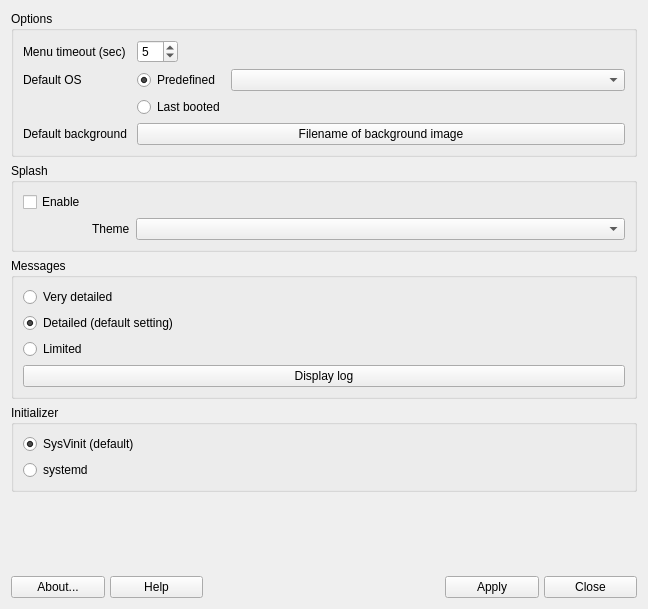
Old version of the form mainwindow.ui in the repository AdrianTM/mx-boot-options.
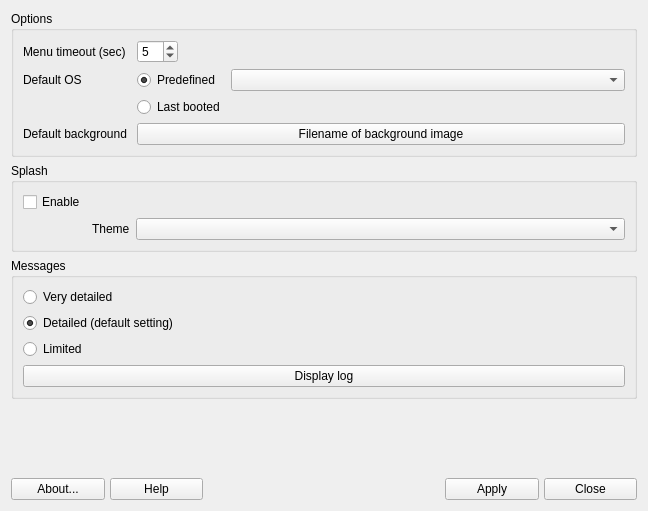
New version of the form. Icons and pictures are not drawn.

Diff of the .ui file:
```diff
--- a/mainwindow.ui
+++ b/mainwindow.ui
@@ -7,7 +7,7 @@
     <x>0</x>
     <y>0</y>
     <width>648</width>
-    <height>609</height>
+    <height>511</height>
    </rect>
   </property>
   <property name="windowTitle">
@@ -191,32 +191,6 @@
      </layout>
     </widget>
    </item>
-   <item>
-    <widget class="QGroupBox" name="groupBox">
-     <property name="title">
-      <string>Initializer</string>
-     </property>
-     <layout class="QVBoxLayout" name="verticalLayout_3">
-      <item>
-       <widget class="QRadioButton" name="radioButton">
-        <property name="text">
-         <string>SysVinit (default)</string>
-        </property>
-        <property name="checked">
-         <bool>true</bool>
-        </property>
-       </widget>
-      </item>
-      <item>
-       <widget class="QRadioButton" name="radioButton_2">
-        <property name="text">
-         <string>systemd</string>
-        </property>
-       </widget>
-      </item>
-     </layout>
-    </widget>
-   </item>
    <item>
     <spacer name="verticalSpacer">
      <property name="orientation">
```
